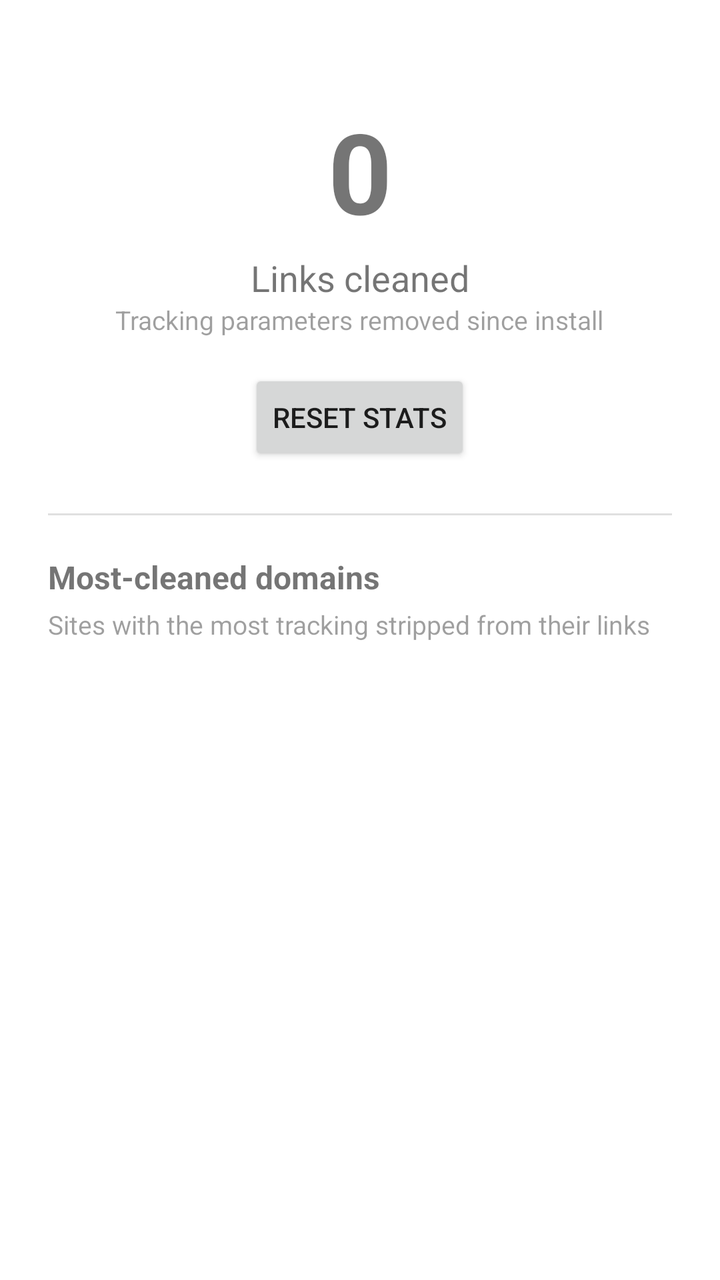
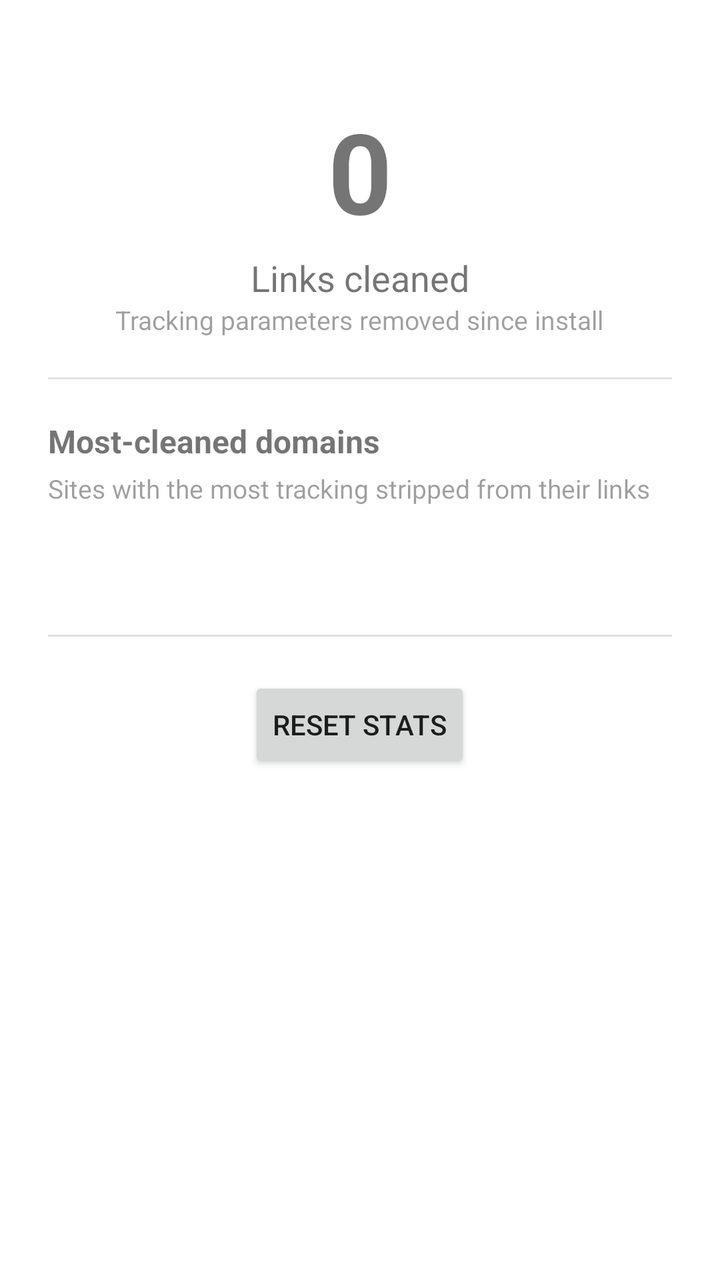

Compare the two renders of this Android layout. The source of the first and the diff that turns it into the second are given below.
<!-- AndroidManifest.xml: activity theme Theme.LinkSanitiser -->
<!-- res/layout/activity_main.xml -->
<?xml version="1.0" encoding="utf-8"?>
<ScrollView
    android:id="@+id/scrollRoot"
    xmlns:android="http://schemas.android.com/apk/res/android"
    xmlns:app="http://schemas.android.com/apk/res-auto"
    android:layout_width="match_parent"
    android:layout_height="match_parent">

    <LinearLayout
        android:layout_width="match_parent"
        android:layout_height="wrap_content"
        android:orientation="vertical"
        android:paddingHorizontal="24dp"
        android:paddingTop="48dp"
        android:paddingBottom="24dp">

        <TextView
            android:id="@+id/counterValue"
            android:layout_width="wrap_content"
            android:layout_height="wrap_content"
            android:layout_gravity="center_horizontal"
            android:layout_marginBottom="4dp"
            android:textSize="56sp"
            android:textStyle="bold"
            android:text="0" />

        <TextView
            android:layout_width="wrap_content"
            android:layout_height="wrap_content"
            android:layout_gravity="center_horizontal"
            android:text="@string/counter_label"
            android:textSize="18sp" />

        <TextView
            android:layout_width="wrap_content"
            android:layout_height="wrap_content"
            android:layout_gravity="center_horizontal"
            android:layout_marginBottom="16dp"
            android:alpha="0.7"
            android:text="@string/counter_sublabel"
            android:textSize="13sp" />

        <Button
            android:id="@+id/resetButton"
            android:layout_width="wrap_content"
            android:layout_height="wrap_content"
            android:layout_gravity="center_horizontal"
            android:layout_marginBottom="24dp"
            android:text="@string/reset_stats" />

        <View
            android:layout_width="match_parent"
            android:layout_height="1dp"
            android:layout_marginBottom="20dp"
            android:background="?android:attr/listDivider" />

        <TextView
            android:layout_width="wrap_content"
            android:layout_height="wrap_content"
            android:layout_marginBottom="4dp"
            android:text="@string/top_domains_heading"
            android:textStyle="bold"
            android:textSize="16sp" />

        <TextView
            android:layout_width="match_parent"
            android:layout_height="wrap_content"
            android:layout_marginBottom="16dp"
            android:alpha="0.7"
            android:text="@string/top_domains_subheading"
            android:textSize="13sp" />

        <TextView
            android:id="@+id/topDomainsText"
            android:layout_width="match_parent"
            android:layout_height="wrap_content"
            android:lineSpacingExtra="6dp"
            android:textSize="15sp"
            android:text="" />

    </LinearLayout>

</ScrollView>
<!-- resources referenced by this layout -->
<resources>
  <string name="counter_label">Links cleaned</string>
  <string name="counter_sublabel">Tracking parameters removed since install</string>
  <string name="reset_stats">Reset stats</string>
  <string name="top_domains_heading">Most-cleaned domains</string>
  <string name="top_domains_subheading">Sites with the most tracking stripped from their links</string>
  <style name="Theme.LinkSanitiser" parent="Theme.MaterialComponents.DayNight.NoActionBar">
          <item name="colorPrimary">@color/purple_500</item>
          <item name="colorPrimaryDark">@color/purple_700</item>
          <item name="colorAccent">@color/teal_200</item>
      </style>
  <color name="purple_500">#FF6200EE</color>
  <color name="purple_700">#FF3700B3</color>
  <color name="teal_200">#FF03DAC5</color>
</resources>

<!-- the commit's change to res/layout/activity_main.xml (unified diff, before → after) -->
@@ -35,18 +35,10 @@
             android:layout_width="wrap_content"
             android:layout_height="wrap_content"
             android:layout_gravity="center_horizontal"
-            android:layout_marginBottom="16dp"
+            android:layout_marginBottom="20dp"
             android:alpha="0.7"
             android:text="@string/counter_sublabel"
             android:textSize="13sp" />
-
-        <Button
-            android:id="@+id/resetButton"
-            android:layout_width="wrap_content"
-            android:layout_height="wrap_content"
-            android:layout_gravity="center_horizontal"
-            android:layout_marginBottom="24dp"
-            android:text="@string/reset_stats" />
 
         <View
             android:layout_width="match_parent"
@@ -74,10 +66,24 @@
             android:id="@+id/topDomainsText"
             android:layout_width="match_parent"
             android:layout_height="wrap_content"
+            android:layout_marginBottom="28dp"
             android:lineSpacingExtra="6dp"
             android:textSize="15sp"
             android:text="" />
 
+        <View
+            android:layout_width="match_parent"
+            android:layout_height="1dp"
+            android:layout_marginBottom="20dp"
+            android:background="?android:attr/listDivider" />
+
+        <Button
+            android:id="@+id/resetButton"
+            android:layout_width="wrap_content"
+            android:layout_height="wrap_content"
+            android:layout_gravity="center_horizontal"
+            android:text="@string/reset_stats" />
+
     </LinearLayout>
 
 </ScrollView>
